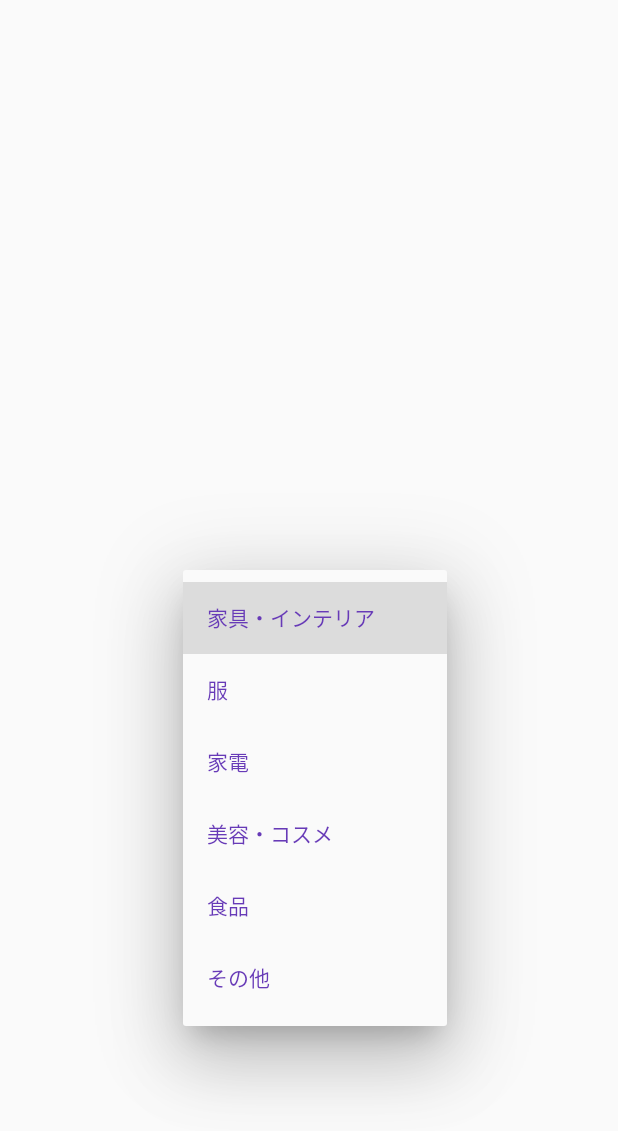
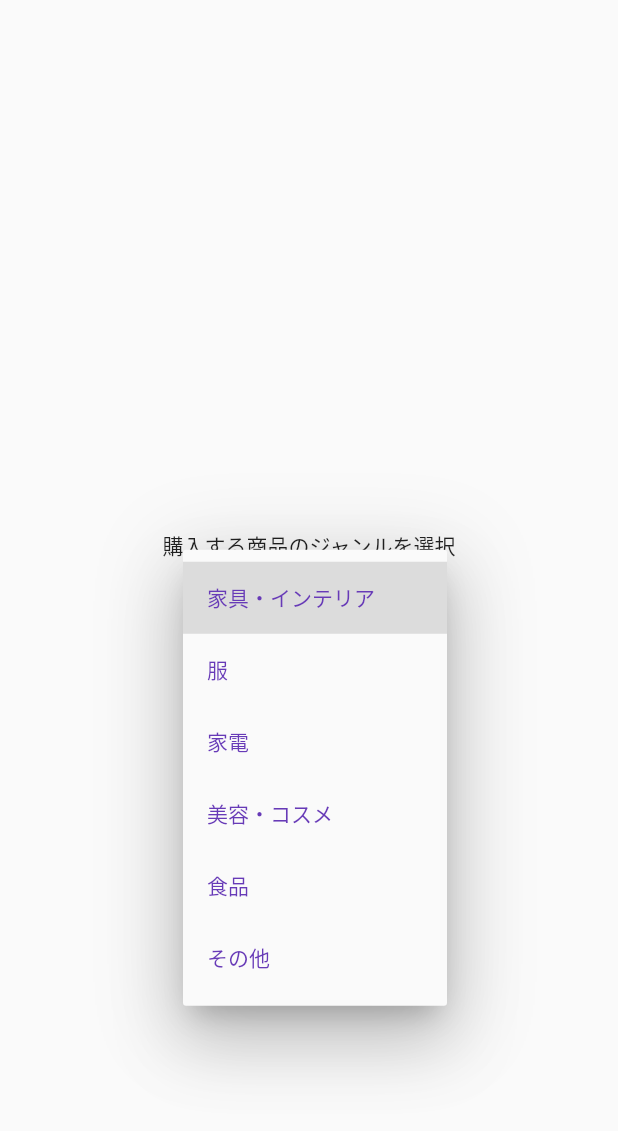
Before and after one commit to kc3hack/2022_d, a Flutter app: the JudgePage screen opened directly, after a tap on "家具・インテリア", on a phone screen of 412 x 824 dp. Shown: the top 1131 px of the screen. Run offline on Flutter 3.47's test engine with Material 2 defaults, Android fonts, the phone set to English and light mode, and no system bars.

Commit message:
feat:ページの説明と遷移ボタンの追加

```diff
--- a/frontend/lib/presentation/pages/judge_page.dart
+++ b/frontend/lib/presentation/pages/judge_page.dart
@@ -1,5 +1,6 @@
 import 'package:flutter/material.dart';
 import 'package:frontend/ProductGenre.dart';
+import 'package:frontend/presentation/pages/question_page.dart';
 
 class JudgePage extends StatelessWidget {
   const JudgePage({Key? key}) : super(key: key);
@@ -7,8 +8,23 @@ class JudgePage extends StatelessWidget {
   @override
   Widget build(BuildContext context) {
     return Scaffold(
-      body: const Center(
-        child: JudgePageWidget(),
+      body: Center(
+        child: Column(
+          mainAxisAlignment: MainAxisAlignment.center,
+            children: <Widget>[
+              Text('購入する商品のジャンルを選択'),
+              JudgePageWidget(),
+              RaisedButton(
+                child: Text('次へ'),
+                onPressed: () {
+                  Navigator.push(
+                    context,
+                    MaterialPageRoute(builder: (context) => QuestionPage()),
+                  );
+                },
+              ),
+            ],
+          ),
       ),
     );
   }
```
Also changed, not shown: frontend/lib/presentation/pages/question_page.dart (+15 -0 lines).
